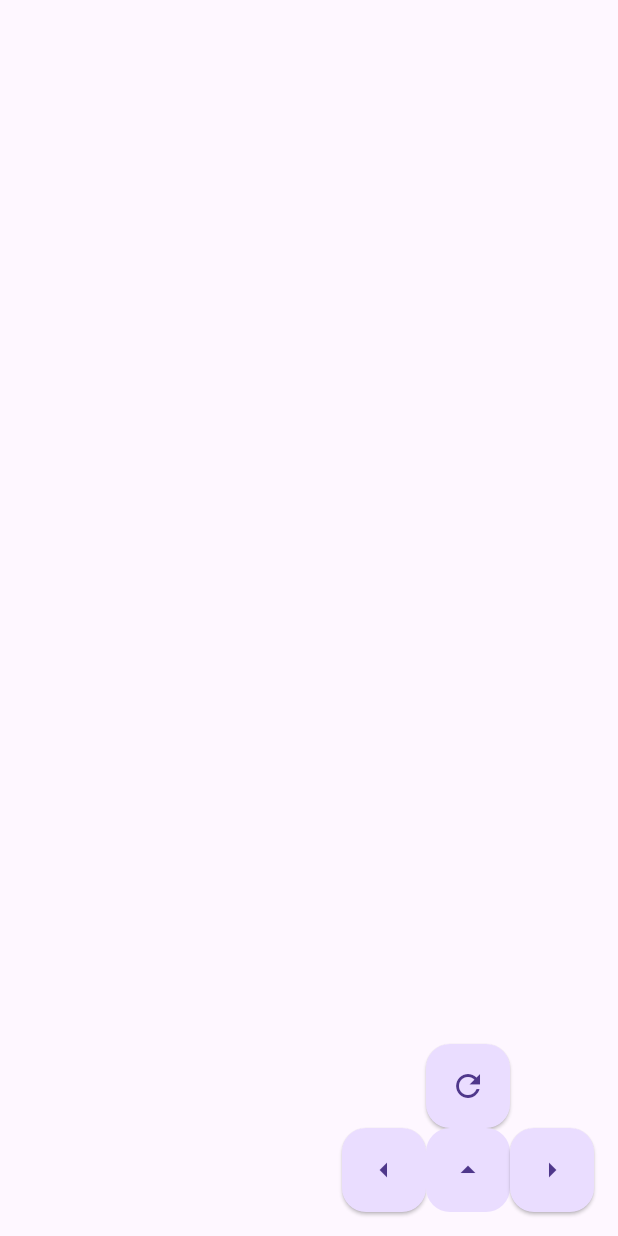
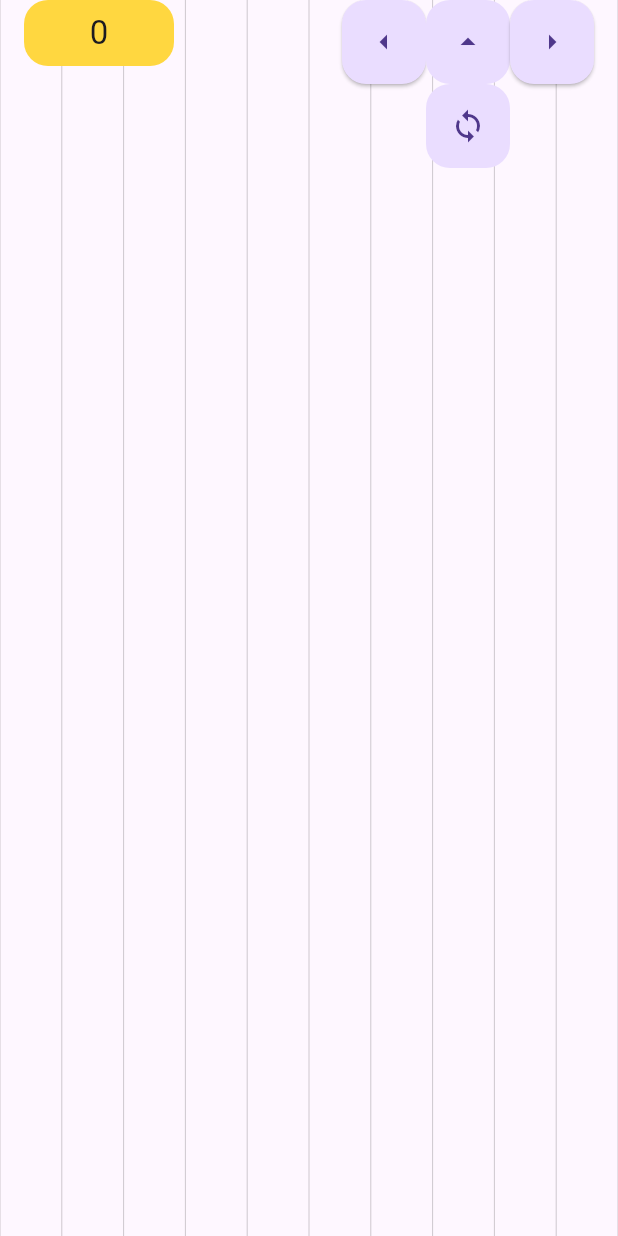
Before and after one commit to dreampowder/flutris, a Flutter app: the screen it shows after launch, after a tap on the "arrow left" icon, on a phone screen of 412 x 824 dp. Run offline on Flutter 3.47's test engine with Material 3 defaults, Android fonts, the phone set to English and light mode, and no system bars; our stand-ins replace bloc, flutter_bloc, freezed_annotation.

Commit message:
score board

```diff
--- a/lib/data/game_engine/game_state_engine.dart
+++ b/lib/data/game_engine/game_state_engine.dart
@@ -14,6 +14,9 @@ class GameStateEngine{
   final  Random random = Random(DateTime.now().millisecondsSinceEpoch);
   late final GameEngineState _gameState;
   late final CollisionDetector collisionDetector;
+
+  int score = 0;
+
   GameStateEngine({required this.gridSize}){
     collisionDetector = CollisionDetector(gridSize: gridSize);
     _gameState = {};
@@ -49,7 +52,10 @@ class GameStateEngine{
     }
     debugPrint("Tick Complete");
     EngineHelper.debugPrintCollisionMap(gridSize, _gameState, activeBlockCoords: activeBlock?.filledCoordinates);
-    collapseRows(collisionDetector.detectSuccess(_gameState));
+    ///Collapse rows until no more success left!
+    while(collisionDetector.detectSuccess(_gameState).isNotEmpty){
+      collapseRows(collisionDetector.detectSuccess(_gameState));
+    }
     EngineHelper.debugPrintCollisionMap(gridSize, _gameState, activeBlockCoords: activeBlock?.filledCoordinates);
   }
 
@@ -72,6 +78,9 @@ class GameStateEngine{
         _gameState[0]?[x] = 0;
       }
     }
+    var baseScore = 100;
+    var multiplier = 1.5; ///Users will earn more points by triggering more rows at one time.
+    score += (baseScore * pow(multiplier, rows.length - 1)).toInt();
   }
 
   void moveActiveBlock(EnumMoveDirection direction){
--- a/lib/presentation/screens/game/bloc/game_bloc.dart
+++ b/lib/presentation/screens/game/bloc/game_bloc.dart
@@ -51,7 +51,7 @@ class GameBloc extends Bloc<GameEvent, GameState> {
     }
     var gameState = gameEngine!.currentState();
     var currentBlock = gameEngine!.activeBlock;
-    add(GameEvent.publishState(GameState.tick(currentBlock, gameState)));
+    add(GameEvent.publishState(GameState.tick(currentBlock, gameState, gameEngine?.score ?? 0)));
   }
 
 }
--- a/lib/presentation/screens/game/bloc/game_state.dart
+++ b/lib/presentation/screens/game/bloc/game_state.dart
@@ -3,6 +3,6 @@ part of 'game_bloc.dart';
 @freezed
 class GameState with _$GameState {
   const factory GameState.initial() = _Initial;
-  const factory GameState.tick(ModelGameBlock? activeBlock, GameEngineState gameEngineState) = _Tick;
+  const factory GameState.tick(ModelGameBlock? activeBlock, GameEngineState gameEngineState, int score) = _Tick;
 
 }
--- a/lib/presentation/screens/game/screen_game.dart
+++ b/lib/presentation/screens/game/screen_game.dart
@@ -3,6 +3,7 @@ import 'package:flutris/data/models/model_game_block.dart';
 import 'package:flutris/data/models/model_game_configuration.dart';
 import 'package:flutris/data/models/type_game_state.dart';
 import 'package:flutris/presentation/screens/game/bloc/game_bloc.dart';
+import 'package:flutris/presentation/screens/game/widgets/widget_game_grid.dart';
 import 'package:flutris/presentation/widgets/widget_game_block.dart';
 import 'package:flutris/presentation/widgets/widget_static_blocks.dart';
 import 'package:flutter/material.dart';
@@ -24,6 +25,7 @@ class _ScreenGameState extends State<ScreenGame> {
   GameEngineState? gameEngineState;
   ModelGameBlock? activeBlock;
   bool isGameRunning = false;
+  int score = 0;
 
   @override
   void initState() {
@@ -56,10 +58,11 @@ class _ScreenGameState extends State<ScreenGame> {
   void _handleBlocStates(BuildContext context, GameState state) {
     state.when(
         initial: (){},
-        tick: (currentBlock, gameEngineState){
+        tick: (currentBlock, gameEngineState, score){
           setState(() {
             activeBlock = currentBlock;
             this.gameEngineState = gameEngineState;
+            this.score = score;
           });
         }
     );
@@ -68,20 +71,6 @@ class _ScreenGameState extends State<ScreenGame> {
   @override
   Widget build(BuildContext context) {
     return Scaffold(
-      floatingActionButton: Column(
-        mainAxisSize: MainAxisSize.min,
-        children: [
-          FloatingActionButton(onPressed: _toggleGame,elevation: 1, child: Icon(Icons.refresh),),
-          Row(
-            mainAxisSize: MainAxisSize.min,
-            children: [
-              FloatingActionButton(onPressed: ()=>_move(EnumMoveDirection.left),elevation: 1, child: Icon(Icons.arrow_left),),
-              FloatingActionButton(onPressed: _rotate,elevation: 0, child: Icon(Icons.arrow_drop_up)),
-              FloatingActionButton(onPressed: ()=>_move(EnumMoveDirection.right),elevation: 1, child: Icon(Icons.arrow_right),),
-            ],
-          ),
-        ],
-      ),
       body: BlocListener(
         listener: _handleBlocStates,
         bloc: _bloc,
@@ -91,11 +80,59 @@ class _ScreenGameState extends State<ScreenGame> {
   }
 
   Widget _gameBody(){
-    return Stack(
-      children: [
-        if(activeBlock != null)WidgetGameBlock(gameBlock: activeBlock!, singleBlockSize: singleBlockSize!),
-        if(gameEngineState != null)WidgetStaticBlocks(gameState: gameEngineState!, singleBlockSize: singleBlockSize!)
-      ],
+    return SizedBox.expand(
+      child: Stack(
+        children: [
+          Positioned.fill(child: WidgetGameGrid(gameGridSize: configuration.gridSize, singleBLockSize: singleBlockSize!,)),
+          if(activeBlock != null)WidgetGameBlock(gameBlock: activeBlock!, singleBlockSize: singleBlockSize!),
+          if(gameEngineState != null)WidgetStaticBlocks(gameState: gameEngineState!, singleBlockSize: singleBlockSize!),
+          Positioned(
+            left: 0,
+            right: 0,
+            top: 0,
+            child: SafeArea(child: topControls())
+          )
+        ],
+      ),
+    );
+  }
+
+  Widget topControls(){
+      return Padding(
+        padding: EdgeInsets.symmetric(horizontal: 16),
+        child: Row(
+          crossAxisAlignment: CrossAxisAlignment.start,
+          children: [
+            _scoreBoard(),
+            Spacer(),
+            Column(
+              mainAxisSize: MainAxisSize.min,
+              children: [
+                Row(
+                  mainAxisSize: MainAxisSize.min,
+                  children: [
+                    FloatingActionButton(onPressed: ()=>_move(EnumMoveDirection.left),elevation: 1, child: Icon(Icons.arrow_left),),
+                    FloatingActionButton(onPressed: _rotate,elevation: 0, child: Icon(Icons.arrow_drop_up)),
+                    FloatingActionButton(onPressed: ()=>_move(EnumMoveDirection.right),elevation: 1, child: Icon(Icons.arrow_right),),
+                  ],
+                ),
+                FloatingActionButton(onPressed: _toggleGame,elevation: 0, child: Icon(Icons.sync)),
+              ],
+            ),
+          ],
+        ),
+      );
+  }
+
+  Widget _scoreBoard(){
+    return Container(
+      width: 100,
+      height: 44,
+      decoration: BoxDecoration(
+        color: Colors.amberAccent,
+        borderRadius: BorderRadius.circular(16)
+      ),
+      child: Center(child: Text("$score", style: Theme.of(context).textTheme.titleLarge,)),
     );
   }
 }
--- /dev/null
+++ b/lib/presentation/screens/game/widgets/widget_game_grid.dart
@@ -0,0 +1,51 @@
+import 'package:flutter/material.dart';
+
+class WidgetGameGrid extends StatelessWidget {
+  final Size gameGridSize;
+  final Size singleBLockSize;
+  const WidgetGameGrid({super.key, required this.gameGridSize, required this.singleBLockSize});
+
+  @override
+  Widget build(BuildContext context) {
+    return SizedBox(
+      width: gameGridSize.width * singleBLockSize.width,
+      height: gameGridSize.height * singleBLockSize.height,
+      child: CustomPaint(
+        painter: GameGridPainter(gameGridSize, singleBLockSize),
+      ),
+    );
+  }
+}
+
+class GameGridPainter extends CustomPainter{
+  final Size gameGridSize;
+  final Size singleBLockSize;
+  GameGridPainter(this.gameGridSize, this.singleBLockSize);
+
+  @override
+  void paint(Canvas canvas, Size size) {
+
+    final Paint linePaint = Paint()
+      ..color = Colors.black12
+      ..style = PaintingStyle.stroke;
+
+    Paint paint = Paint()
+    ..color = Colors.black26
+    ..style = PaintingStyle.stroke
+    ..strokeWidth = 0.5;
+
+    for (var x = 0; x <= gameGridSize.width.toInt(); x++) {
+      double dx = x * singleBLockSize.width;
+      canvas.drawLine(
+        Offset(dx, 0),
+        Offset(dx, size.height),
+        paint,
+      );
+    }
+  }
+
+  @override
+  bool shouldRepaint(covariant CustomPainter oldDelegate) {
+    return true;
+  }
+}
```
Also changed, not shown: lib/presentation/screens/game/bloc/game_bloc.freezed.dart.
